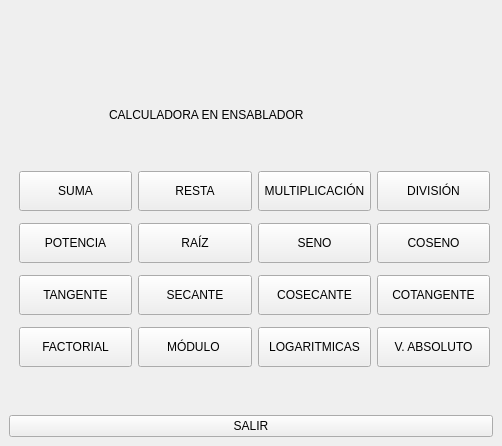
First picture: the form in mainwindow.ui, repository ZamaxCode/CALKULADORA, before the edit.
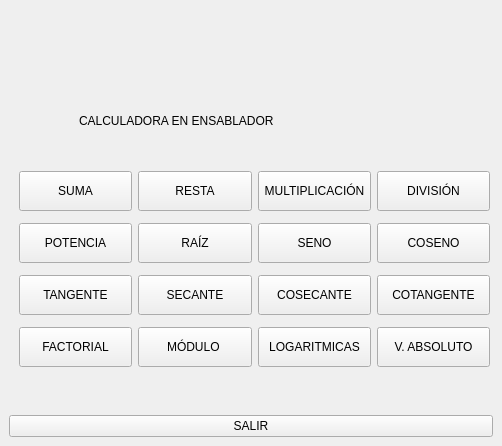
Second picture: the form after the edit. Icons and pictures are not drawn.

Commit message: Modificacion a la interfaz

Diff of the .ui file:
```diff
--- a/mainwindow.ui
+++ b/mainwindow.ui
@@ -376,10 +376,10 @@
        <widget class="QLabel" name="label">
         <property name="geometry">
          <rect>
-          <x>100</x>
+          <x>70</x>
           <y>30</y>
-          <width>301</width>
-          <height>20</height>
+          <width>361</width>
+          <height>31</height>
          </rect>
         </property>
         <property name="styleSheet">
```
Left out of the diff: 2 changed lines with no effect on the pictures.
